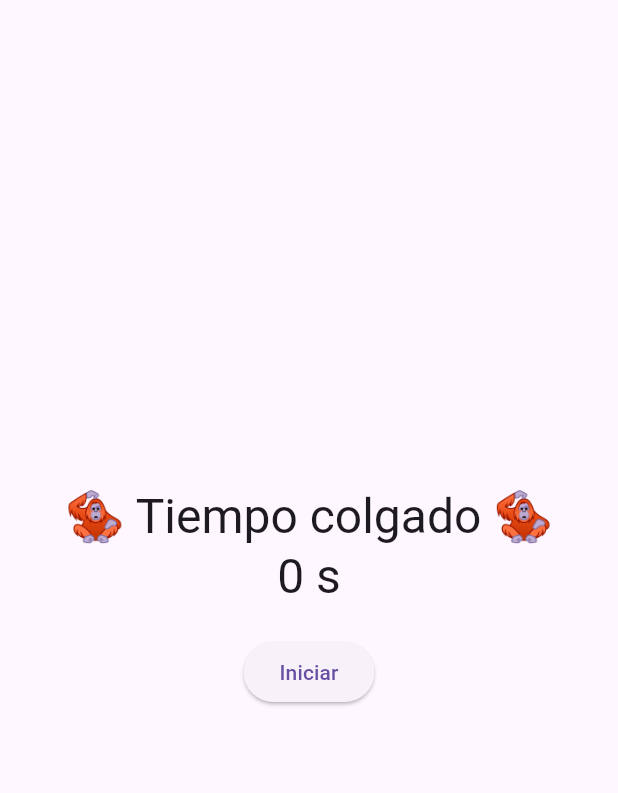
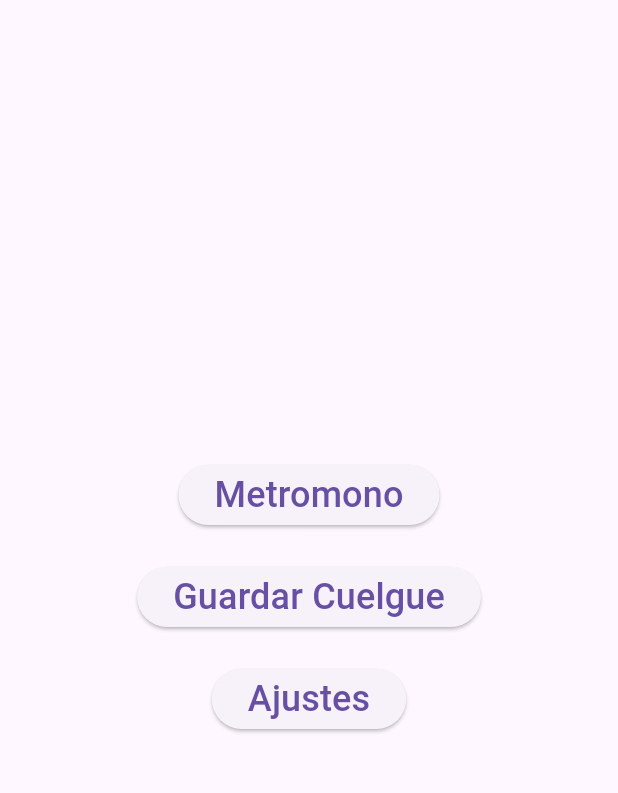
Before and after one commit to AlvaroFerGar/monkimeter, a Flutter app: the screen it shows after launch, on a phone screen of 412 x 824 dp, the part 63-856 px from its top. Run offline on Flutter 3.47's test engine with Material 3 defaults, Android fonts, the phone set to English and light mode, and no system bars; our stand-ins replace audioplayers, flutter_tts, sqflite; accounts and stored records are empty.

Commit message:
Creadas 3 páginas: Metromono, Guardar Cuelgue y Ajustes En ajustes se puede modificar el tiempo de la cuenta atrás

```diff
--- /dev/null
+++ b/lib/globals.dart
@@ -0,0 +1,3 @@
+library my_prj.globals;
+
+int countdownStartValue = 5;
--- a/lib/main.dart
+++ b/lib/main.dart
@@ -1,10 +1,8 @@
 import 'package:flutter/material.dart';
-import 'dart:async';
-import 'package:path/path.dart';
-import 'package:sqflite/sqflite.dart';
-import 'package:flutter_tts/flutter_tts.dart';
-import 'package:audioplayers/audioplayers.dart';
 
+import 'metromono_page.dart';
+import 'save_page.dart';
+import 'settings_page.dart';
 
 void main() {
   runApp(MonkimeterApp());
@@ -18,106 +16,17 @@ class MonkimeterApp extends StatelessWidget {
       theme: ThemeData(
         primarySwatch: Colors.blue,
       ),
-      home: MonkimeterHomePage(),
+      home: MainPage(),
+      routes: {
+        '/metromono': (context) => MetromonoPage(),
+        '/guardar_cuelgue': (context) => GuardarCuelguePage(),
+        '/ajustes': (context) => AjustesPage(),
+      },
     );
   }
 }
 
-class MonkimeterHomePage extends StatefulWidget {
-  @override
-  _MonkimeterHomePageState createState() => _MonkimeterHomePageState();
-}
-
-class _MonkimeterHomePageState extends State<MonkimeterHomePage> {
-  int _seconds = 0;
-  Timer? _timer;
-  bool _isHanging = false;
-  bool _inCountDown = false;
-  FlutterTts flutterTts = FlutterTts();
-  AudioPlayer audioPlayer = AudioPlayer();
-
-  void _startCountdown() {
-    setState(() {
-      _seconds = 5;  // Inicia el contador en 5 segundos
-      _isHanging = true;  // Cambia el estado a colgado (hang)
-      _inCountDown = true;
-      _playAudio('audio/beep.mp3'); // Reproduce el sonido de beep cada segundo
-    });
-
-    _timer = Timer.periodic(Duration(seconds: 1), (timer) {
-      setState(() {
-        if (_seconds > 1) {
-          _seconds--;  // Decrementa el contador cada segundo
-          _playAudio('audio/beep.mp3'); // Reproduce el sonido de beep cada segundo
-        } else {
-          _timer?.cancel();  // Cancela el temporizador de la cuenta regresiva
-          _inCountDown = false;
-          _seconds=0;
-          _startTimer();  // Inicia el temporizador principal después de la cuenta regresiva
-        }
-      });
-    });
-  }
-
-  void _startTimer() {
-    // Aquí se inicia el temporizador principal
-    _timer = Timer.periodic(Duration(seconds: 1), (timer) {
-      setState(() {
-        _seconds++;
-        _speak('${_seconds}'); // Anuncia el número (1, 2, 3, etc.)
-      });
-    });
-  }
-
-  Future<void> _speak(String text) async {
-    await flutterTts.setLanguage("es-ES");
-    await flutterTts.setSpeechRate(1.0);
-    await flutterTts.setPitch(1.0);
-    await flutterTts.speak(text);
-  }
-
-
-  Future<void> _playAudio(String audioPath) async {
-  try {
-    await audioPlayer.setSource(AssetSource(audioPath));
-    await audioPlayer.resume();
-    print('Audio playing successfully');
-  } catch (e) {
-    // Manejo de errores, si ocurre alguno
-    print('Error playing audio: $e');
-  }
-  }
-
-  void _stopTimer() {
-    _timer?.cancel();
-    _seconds=0;
-    _inCountDown = false;
-    setState(() {
-      _isHanging = false;
-    });
-    // Aquí se guarda el tiempo de colgado en la base de datos
-    _saveHang(_seconds);
-  }
-
-  Future<void> _saveHang(int duration) async {
-    final database = openDatabase(
-      join(await getDatabasesPath(), 'hangboard_database.db'),
-      onCreate: (db, version) {
-        return db.execute(
-          "CREATE TABLE hangs(id INTEGER PRIMARY KEY, duration INTEGER, date TEXT)",
-        );
-      },
-      version: 1,
-    );
-
-    final db = await database;
-    await db.insert(
-      'hangs',
-      {'duration': duration, 'date': DateTime.now().toString()},
-      conflictAlgorithm: ConflictAlgorithm.replace,
-    );
-  }
-
+class MainPage extends StatelessWidget {
   @override
   Widget build(BuildContext context) {
     return Scaffold(
@@ -128,28 +37,35 @@ class _MonkimeterHomePageState extends State<MonkimeterHomePage> {
         child: Column(
           mainAxisAlignment: MainAxisAlignment.center,
           children: <Widget>[
-            Text(
-              '🦧 Tiempo colgado 🦧',
-              style: Theme.of(context).textTheme.headlineLarge,
+              ElevatedButton(
+              onPressed: () {
+                Navigator.pushNamed(context, '/metromono');
+              },
+              child: Text(
+                'Metromono',
+                style: TextStyle(fontSize: 24), // Aumenta el tamaño del texto
+              ),
             ),
-            _inCountDown
-              ? Text(
-              '-$_seconds s',
-              style: Theme.of(context).textTheme.headlineLarge,
-              ): Text(
-              '$_seconds s',
-              style: Theme.of(context).textTheme.headlineLarge,
+            SizedBox(height: 20), // Espacio entre botones
+            ElevatedButton(
+              onPressed: () {
+                Navigator.pushNamed(context, '/guardar_cuelgue');
+              },
+              child: Text(
+                'Guardar Cuelgue',
+                style: TextStyle(fontSize: 24), // Aumenta el tamaño del texto
               ),
-            SizedBox(height: 20),
-            _isHanging
-                ? ElevatedButton(
-                    onPressed: _stopTimer,
-                    child: Text('Detener'),
-                  )
-                : ElevatedButton(
-                    onPressed: _startCountdown,  // Cambiado a _startCountdown
-                    child: const Text('Iniciar'),
-                  ),
+            ),
+            SizedBox(height: 20), // Espacio entre botones
+            ElevatedButton(
+              onPressed: () {
+                Navigator.pushNamed(context, '/ajustes');
+              },
+              child: Text(
+                'Ajustes',
+                style: TextStyle(fontSize: 24), // Aumenta el tamaño del texto
+              ),
+            ),
           ],
         ),
       ),
```
Also changed, not shown: lib/metromono_page.dart (added, +146 -0 lines), lib/save_page.dart (added, +18 -0 lines), lib/settings_page.dart (added, +50 -0 lines).
